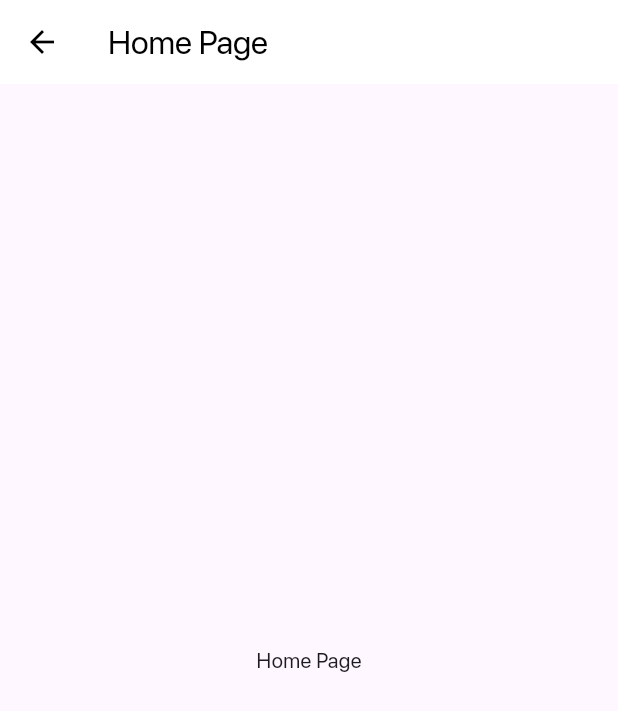
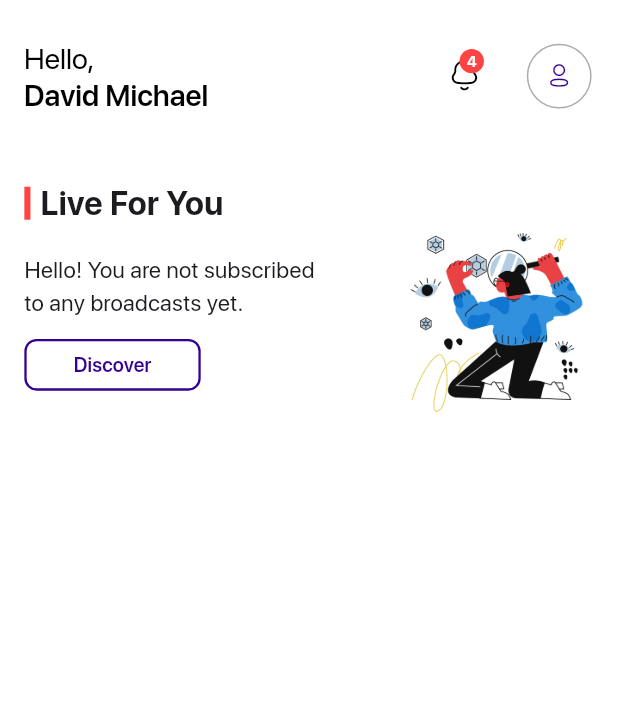
Before and after one commit to Inklings-Ops/meno-fe-v2, a Flutter app: the HomePage screen opened directly, on a phone screen of 412 x 824 dp. Shown: the top 711 px of the screen. Run offline on Flutter 3.47's test engine with Material 2 defaults, Android fonts, the phone set to English and light mode, and no system bars; our stand-ins replace auto_route, dartz, dio, equatable, firebase_core, flutter_hooks and 18 more; missing offline and left inert: rive_splash_screen; accounts and stored records are empty; generated files the repository leaves out were written again; project files that could hold a hidden picture were left out.

Commit message:
add HomeAppBar with LiveForYouSection

```diff
--- a/lib/core/theme/m_theme.dart
+++ b/lib/core/theme/m_theme.dart
@@ -15,6 +15,7 @@ class MTheme {
       primaryColorDark: Colors.black,
       highlightColor: MColors.highlight,
       disabledColor: MColors.disabled,
+      scaffoldBackgroundColor: Colors.white,
       bottomSheetTheme: const BottomSheetThemeData(
         backgroundColor: Colors.transparent,
       ),
--- a/lib/modules/broadcast/presentation/pages/home_page.dart
+++ b/lib/modules/broadcast/presentation/pages/home_page.dart
@@ -1,14 +1,34 @@
 import 'package:flutter/material.dart';
+import 'package:flutter_riverpod/flutter_riverpod.dart';
+import 'package:meno_fe_v2/common/constants/m_keys.dart';
+import 'package:meno_fe_v2/common/utils/m_size.dart';
+import 'package:meno_fe_v2/modules/broadcast/presentation/widgets/home/home_app_bar.dart';
+import 'package:meno_fe_v2/modules/broadcast/presentation/widgets/home/live_for_you_section.dart';
 
-class HomePage extends StatelessWidget {
+class HomePage extends ConsumerWidget {
   const HomePage({super.key});
 
   @override
-  Widget build(BuildContext context) {
+  Widget build(BuildContext context, WidgetRef ref) {
     return Scaffold(
-      appBar: AppBar(title: const Text('Home Page')),
-      body: const Center(
-        child: Text('Home Page'),
+      key: MKeys.homeScaffoldKey,
+      appBar: const HomeAppBar(),
+      body: SingleChildScrollView(
+        padding: MSize.pSymmetric(v: 20),
+        child: Column(
+          children: [
+            const LiveForYouSection(),
+            MSize.vS(30),
+
+            // const NowLiveSection(),
+            // MSize.vS(30),
+
+            // if (model.isFrequent) const RecentlyLiveSection(),
+            // 30.verticalSpace,
+
+            // if (model.isFrequent) const ListeningSection(),
+          ],
+        ),
       ),
     );
   }
--- /dev/null
+++ b/lib/modules/broadcast/presentation/widgets/home/home_app_bar.dart
@@ -0,0 +1,89 @@
+import 'package:flutter/material.dart';
+import 'package:flutter_riverpod/flutter_riverpod.dart';
+import 'package:meno_fe_v2/common/utils/m_size.dart';
+import 'package:meno_fe_v2/common/widgets/m_avatar.dart';
+import 'package:meno_fe_v2/layout/widgets/m_notification_icon.dart';
+
+class HomeAppBar extends ConsumerWidget with PreferredSizeWidget {
+  const HomeAppBar({super.key});
+
+  @override
+  Size get preferredSize => Size.fromHeight(MSize.r(100));
+
+  @override
+  Widget build(BuildContext context, WidgetRef ref) {
+    return AppBar(
+      toolbarHeight: MSize.r(100),
+      leading: const SizedBox(),
+      leadingWidth: MSize.r(0),
+      title: Column(
+        mainAxisAlignment: MainAxisAlignment.center,
+        crossAxisAlignment: CrossAxisAlignment.start,
+        children: [
+          // if (appState.loading)
+          //   SkeletonLine(
+          //     style: SkeletonLineStyle(
+          //       height: MSize.fS(18),
+          //       width: MSize.w(60),
+          //     ),
+          //   )
+          // else
+          Text(
+            'Hello,',
+            style: TextStyle(
+              color: Theme.of(context).primaryColorDark,
+              fontWeight: FontWeight.w400,
+              fontSize: MSize.fS(18),
+            ),
+          ),
+          // if (appState.loading || appState.profile == null)
+          //   SkeletonLine(
+          //     style: SkeletonLineStyle(
+          //       height: MSize.fS(18),
+          //       width: MSize.w(160),
+          //     ),
+          //   )
+          // else
+          Text(
+            'David Michael',
+            style: TextStyle(
+              fontWeight: FontWeight.w600,
+              color: Theme.of(context).primaryColorDark,
+              fontSize: MSize.fS(18),
+            ),
+          ),
+        ],
+      ),
+      actions: [
+        // if (appState.loading)
+        //   SkeletonAvatar(
+        //     style: SkeletonAvatarStyle(
+        //       height: MSize.r(26),
+        //       width: MSize.r(26),
+        //       shape: BoxShape.circle,
+        //     ),
+        //   )
+        // else
+        const MNotificationIcon(),
+        MSize.hS(16),
+        // if (appState.loading)
+        //   SkeletonAvatar(
+        //     style: SkeletonAvatarStyle(
+        //       height: MSize.r(42),
+        //       width: MSize.r(42),
+        //       shape: BoxShape.circle,
+        //     ),
+        //   )
+        // else
+        MAvatar(
+          radius: MSize.r(21),
+          onTap: () {},
+          // image: appState.profile?.imageUrl != null
+          //     ? NetworkImage(appState.profile!.imageUrl!)
+          //     : null,
+        ),
+        MSize.hS(16),
+      ],
+    );
+  }
+}
--- /dev/null
+++ b/lib/modules/broadcast/presentation/widgets/home/live_for_you_section.dart
@@ -0,0 +1,79 @@
+import 'package:flutter/material.dart';
+import 'package:flutter_riverpod/flutter_riverpod.dart';
+import 'package:meno_fe_v2/common/utils/m_size.dart';
+import 'package:meno_fe_v2/common/widgets/m_section_title.dart';
+
+class LiveForYouSection extends ConsumerWidget {
+  const LiveForYouSection({Key? key}) : super(key: key);
+
+  @override
+  Widget build(BuildContext context, WidgetRef ref) {
+    return Column(
+      children: [
+        const MSectionTitle(
+          title: 'Live For You',
+          showSeeAllButton: false,
+          addSideMargin: true,
+          // loading: appState.loading,
+        ),
+        // if (appState.loading)
+        //   BroadcastList(broadcasts: const [], isLoading: appState.loading)
+        // else
+        Padding(
+          padding: MSize.pSymmetric(h: 16.0),
+          child: Row(
+            mainAxisAlignment: MainAxisAlignment.spaceBetween,
+            crossAxisAlignment: CrossAxisAlignment.center,
+            children: [
+              IntrinsicWidth(
+                child: Column(
+                  crossAxisAlignment: CrossAxisAlignment.start,
+                  children: [
+                    MSize.vS(6),
+                    SizedBox(
+                      child: Text(
+                        'Hello! You are not subscribed \nto any broadcasts yet.',
+                        style: TextStyle(
+                          fontSize: MSize.fS(14),
+                          fontWeight: FontWeight.w400,
+                        ),
+                      ),
+                    ),
+                    MSize.vS(6),
+                    OutlinedButton(
+                      onPressed: () {},
+                      style: OutlinedButton.styleFrom(
+                        fixedSize: Size(MSize.w(107), MSize.h(34)),
+                        minimumSize: Size(MSize.w(107), MSize.h(30)),
+                        padding: EdgeInsets.zero,
+                        shape: RoundedRectangleBorder(
+                          borderRadius: BorderRadius.circular(MSize.r(8)),
+                        ),
+                        side: BorderSide(
+                          color: Theme.of(context).primaryColor,
+                          width: MSize.r(1.5),
+                        ),
+                      ),
+                      child: Text(
+                        'Discover',
+                        style: TextStyle(
+                          fontSize: MSize.fS(12),
+                          fontWeight: FontWeight.w600,
+                        ),
+                      ),
+                    ),
+                  ],
+                ),
+              ),
+              Image.asset(
+                'assets/images/home/live-empty.png',
+                fit: BoxFit.contain,
+                height: MSize.fS(120),
+              ),
+            ],
+          ),
+        )
+      ],
+    );
+  }
+}
```
